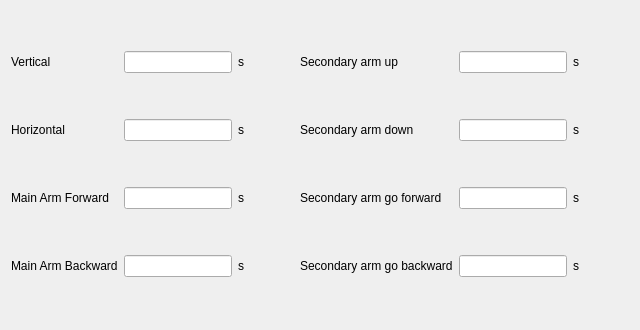
The window that hcsettings/ichctimeframe.ui (GaussCheng/2-5AxisPunch) describes before a commit, drawn with Qt 5.
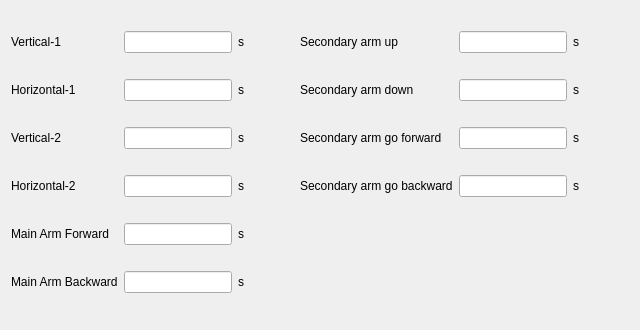
The same window after the commit. Custom widgets are drawn as their Qt base class.

Patch:
```diff
--- a/hcsettings/ichctimeframe.ui
+++ b/hcsettings/ichctimeframe.ui
@@ -23,7 +23,7 @@
    <item row="0" column="0">
     <widget class="QLabel" name="label">
      <property name="text">
-      <string>Vertical</string>
+      <string>Vertical-1</string>
      </property>
     </widget>
    </item>
@@ -33,31 +33,31 @@
    <item row="1" column="0">
     <widget class="QLabel" name="label_2">
      <property name="text">
-      <string>Horizontal</string>
+      <string>Horizontal-1</string>
      </property>
     </widget>
    </item>
    <item row="1" column="1">
     <widget class="ICLineEditWithVirtualNumericKeypad" name="horizontalLineEdit"/>
    </item>
-   <item row="2" column="0">
+   <item row="4" column="0">
     <widget class="QLabel" name="label_15">
      <property name="text">
       <string>Main Arm Forward</string>
      </property>
     </widget>
    </item>
-   <item row="3" column="0">
+   <item row="5" column="0">
     <widget class="QLabel" name="label_16">
      <property name="text">
       <string>Main Arm Backward</string>
      </property>
     </widget>
    </item>
-   <item row="2" column="1">
+   <item row="4" column="1">
     <widget class="ICLineEditWithVirtualNumericKeypad" name="mainArmForwardEdit"/>
    </item>
-   <item row="3" column="1">
+   <item row="5" column="1">
     <widget class="ICLineEditWithVirtualNumericKeypad" name="mainArmBackwardEdit"/>
    </item>
    <item row="0" column="2">
@@ -74,14 +74,14 @@
      </property>
     </widget>
    </item>
-   <item row="2" column="2">
+   <item row="4" column="2">
     <widget class="QLabel" name="label_19">
      <property name="text">
       <string>s</string>
      </property>
     </widget>
    </item>
-   <item row="3" column="2">
+   <item row="5" column="2">
     <widget class="QLabel" name="label_20">
      <property name="text">
       <string>s</string>
@@ -135,6 +135,53 @@
      </property>
     </widget>
    </item>
+   <item row="0" column="3">
+    <spacer name="horizontalSpacer_2">
+     <property name="orientation">
+      <enum>Qt::Horizontal</enum>
+     </property>
+     <property name="sizeHint" stdset="0">
+      <size>
+       <width>40</width>
+       <height>20</height>
+      </size>
+     </property>
+    </spacer>
+   </item>
+   <item row="2" column="0">
+    <widget class="QLabel" name="label_7">
+     <property name="text">
+      <string>Vertical-2</string>
+     </property>
+    </widget>
+   </item>
+   <item row="2" column="1">
+    <widget class="ICLineEditWithVirtualNumericKeypad" name="vertical2LineEdit"/>
+   </item>
+   <item row="2" column="2">
+    <widget class="QLabel" name="label_25">
+     <property name="text">
+      <string>s</string>
+     </property>
+    </widget>
+   </item>
+   <item row="3" column="0">
+    <widget class="QLabel" name="label_8">
+     <property name="text">
+      <string>Horizontal-2</string>
+     </property>
+    </widget>
+   </item>
+   <item row="3" column="1">
+    <widget class="ICLineEditWithVirtualNumericKeypad" name="horizontal2LineEdit"/>
+   </item>
+   <item row="3" column="2">
+    <widget class="QLabel" name="label_26">
+     <property name="text">
+      <string>s</string>
+     </property>
+    </widget>
+   </item>
    <item row="2" column="4">
     <widget class="QLabel" name="label_5">
      <property name="text">
```
Left out of the diff: 33 changed lines with no effect on the pictures.
